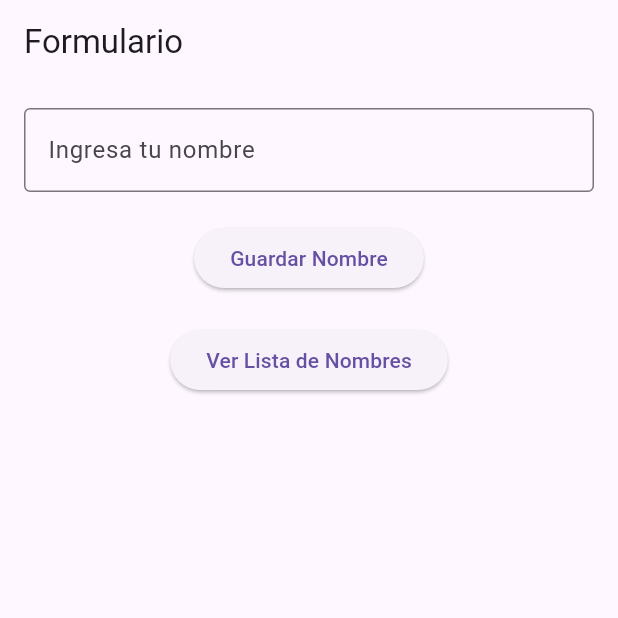
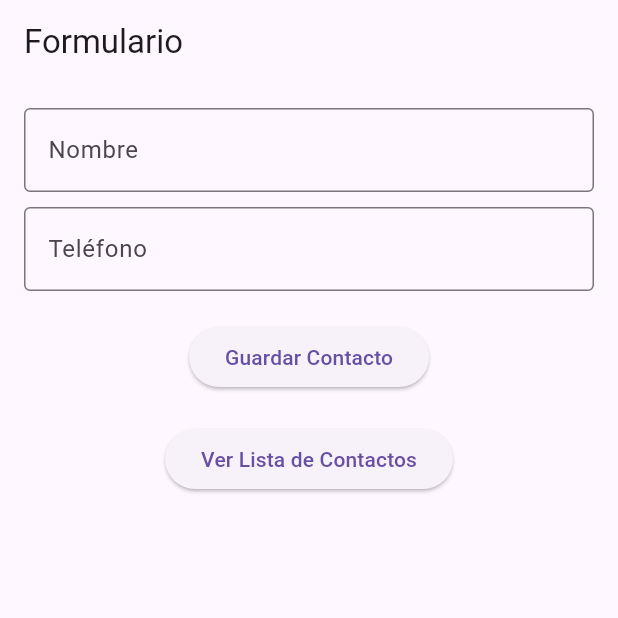
Before and after one commit to v1ct0r136/App_GestionContactos, a Flutter app: the screen it shows after launch, on a phone screen of 412 x 824 dp, the top half of it. Run offline on Flutter 3.47's test engine with Material 3 defaults, Android fonts, the phone set to English and light mode, and no system bars; our stand-ins replace share_plus, shared_preferences.

Commit message:
Agregando campo telefono, funcion filtro, exportar y eliminar.

```diff
--- a/lib/main.dart
+++ b/lib/main.dart
@@ -1,5 +1,8 @@
 import 'package:flutter/material.dart';
 import 'package:shared_preferences/shared_preferences.dart';
+import 'dart:io'; // Para guardar archivo
+import 'package:path_provider/path_provider.dart'; // Para obtener carpeta de documentos
+import 'package:share_plus/share_plus.dart'; // Para mostrar el diálogo de "Compartir"
 
 void main() {
   runApp(const MiAplicacion());
@@ -11,7 +14,7 @@ class MiAplicacion extends StatelessWidget {
   @override
   Widget build(BuildContext context) {
     return MaterialApp(
-      title: 'Aplicación de Formulario',
+      title: 'Aplicación de Contactos',
       theme: ThemeData(primarySwatch: Colors.blue),
       home: const PantallaFormulario(),
       routes: {'/lista': (context) => const PantallaLista()},
@@ -23,23 +26,23 @@ class PantallaFormulario extends StatefulWidget {
   const PantallaFormulario({super.key});
 
   @override
-  State<PantallaFormulario> createState() => _PantallaFormularioState(); // Estado privado
+  State<PantallaFormulario> createState() => _PantallaFormularioState();
 }
 
 class _PantallaFormularioState extends State<PantallaFormulario> {
-  // Privado
   final _formKey = GlobalKey<FormState>();
   final _nombreController = TextEditingController();
+  final _telefonoController = TextEditingController(); // nuevo campo
 
-  Future<void> _guardarNombre(String nombre) async {
+  Future<void> _guardarContacto(String nombre, String telefono) async {
     final prefs = await SharedPreferences.getInstance();
-    List<String> nombres = prefs.getStringList('nombres') ?? [];
-    nombres.add(nombre);
-    await prefs.setStringList('nombres', nombres);
+    List<String> contactos = prefs.getStringList('contactos') ?? [];
+    contactos.add('$nombre:$telefono'); // guardamos nombre y teléfono juntos
+    await prefs.setStringList('contactos', contactos);
     if (mounted) {
       ScaffoldMessenger.of(
         context,
-      ).showSnackBar(const SnackBar(content: Text('Nombre guardado')));
+      ).showSnackBar(const SnackBar(content: Text('Contacto guardado')));
     }
   }
 
@@ -56,32 +59,44 @@ class _PantallaFormularioState extends State<PantallaFormulario> {
               TextFormField(
                 controller: _nombreController,
                 decoration: const InputDecoration(
-                  labelText: 'Ingresa tu nombre',
+                  labelText: 'Nombre',
                   border: OutlineInputBorder(),
                 ),
-                validator: (value) {
-                  if (value == null || value.isEmpty) {
-                    return 'Por favor, ingresa un nombre';
-                  }
-                  return null;
-                },
+                validator: (value) => (value == null || value.isEmpty)
+                    ? 'Ingresa un nombre'
+                    : null,
+              ),
+              const SizedBox(height: 10),
+              TextFormField(
+                controller: _telefonoController,
+                decoration: const InputDecoration(
+                  labelText: 'Teléfono',
+                  border: OutlineInputBorder(),
+                ),
+                validator: (value) => (value == null || value.isEmpty)
+                    ? 'Ingresa un teléfono'
+                    : null,
               ),
               const SizedBox(height: 20),
               ElevatedButton(
                 onPressed: () {
                   if (_formKey.currentState!.validate()) {
-                    _guardarNombre(_nombreController.text);
+                    _guardarContacto(
+                      _nombreController.text,
+                      _telefonoController.text,
+                    );
                     _nombreController.clear();
+                    _telefonoController.clear();
                   }
                 },
-                child: const Text('Guardar Nombre'),
+                child: const Text('Guardar Contacto'),
               ),
               const SizedBox(height: 20),
               ElevatedButton(
                 onPressed: () {
                   Navigator.pushNamed(context, '/lista');
                 },
-                child: const Text('Ver Lista de Nombres'),
+                child: const Text('Ver Lista de Contactos'),
               ),
             ],
           ),
@@ -93,45 +108,127 @@ class _PantallaFormularioState extends State<PantallaFormulario> {
   @override
   void dispose() {
     _nombreController.dispose();
+    _telefonoController.dispose();
     super.dispose();
   }
 }
 
-class PantallaLista extends StatelessWidget {
+class PantallaLista extends StatefulWidget {
   const PantallaLista({super.key});
+  @override
+  State<PantallaLista> createState() => _PantallaListaState();
+}
 
-  Future<List<String>> _obtenerNombres() async {
+class _PantallaListaState extends State<PantallaLista> {
+  List<String> contactos = [];
+  List<String> contactosFiltrados = [];
+  final _busquedaController = TextEditingController();
+
+  Future<void> _cargarContactos() async {
     final prefs = await SharedPreferences.getInstance();
-    return prefs.getStringList('nombres') ?? [];
+    contactos = prefs.getStringList('contactos') ?? [];
+    contactosFiltrados = List.from(contactos);
+    setState(() {});
+  }
+
+  Future<void> _eliminarContacto(int index) async {
+    final prefs = await SharedPreferences.getInstance();
+    contactos.removeAt(index);
+    await prefs.setStringList('contactos', contactos);
+    _aplicarFiltro(_busquedaController.text);
+  }
+
+  void _aplicarFiltro(String filtro) {
+    contactosFiltrados = contactos
+        .where((c) => c.toLowerCase().contains(filtro.toLowerCase()))
+        .toList();
+    setState(() {});
+  }
+
+  Future<void> _exportarContactos() async {
+    final prefs = await SharedPreferences.getInstance();
+    List<String> contactos = prefs.getStringList('contactos') ?? [];
+
+    if (contactos.isEmpty) {
+      if (mounted) {
+        ScaffoldMessenger.of(context).showSnackBar(
+          const SnackBar(content: Text('No hay contactos para exportar')),
+        );
+      }
+      return;
+    }
+
+    // Obtener carpeta de documentos
+    final dir = await getApplicationDocumentsDirectory();
+    final file = File('${dir.path}/contactos.txt');
+
+    // Escribir los contactos en el archivo
+    await file.writeAsString(contactos.join('\n'));
+
+    // Mostrar SnackBar
+    if (mounted) {
+      ScaffoldMessenger.of(context).showSnackBar(
+        SnackBar(content: Text('Archivo guardado en ${file.path}')),
+      );
+    }
+
+    // Abrir diálogo de compartir
+    await Share.shareXFiles([XFile(file.path)], text: 'Lista de contactos');
+  }
+
+  @override
+  void initState() {
+    super.initState();
+    _cargarContactos();
+  }
+
+  @override
+  void dispose() {
+    _busquedaController.dispose();
+    super.dispose();
   }
 
   @override
   Widget build(BuildContext context) {
     return Scaffold(
-      appBar: AppBar(title: const Text('Lista de Nombres')),
-      body: FutureBuilder<List<String>>(
-        future: _obtenerNombres(),
-        builder: (context, snapshot) {
-          if (snapshot.connectionState == ConnectionState.waiting) {
-            return const Center(child: CircularProgressIndicator());
-          }
-          if (!snapshot.hasData || snapshot.data!.isEmpty) {
-            return const Center(child: Text('No hay nombres guardados'));
-          }
-          final nombres = snapshot.data!;
-          return ListView.builder(
-            itemCount: nombres.length,
-            itemBuilder: (context, index) {
-              return ListTile(title: Text(nombres[index]));
-            },
-          );
-        },
+      appBar: AppBar(title: const Text('Lista de Contactos')),
+      body: Column(
+        children: [
+          Padding(
+            padding: const EdgeInsets.all(8.0),
+            child: TextField(
+              controller: _busquedaController,
+              decoration: const InputDecoration(
+                labelText: 'Buscar',
+                border: OutlineInputBorder(),
+              ),
+              onChanged: _aplicarFiltro,
+            ),
+          ),
+          Expanded(
+            child: ListView.builder(
+              itemCount: contactosFiltrados.length,
+              itemBuilder: (context, index) {
+                final contacto = contactosFiltrados[index];
+                final partes = contacto.split(':');
+                final nombre = partes[0];
+                final telefono = partes.length > 1 ? partes[1] : '';
+                return ListTile(
+                  title: Text('$nombre: $telefono'),
+                  trailing: IconButton(
+                    icon: const Icon(Icons.delete, color: Colors.red),
+                    onPressed: () =>
+                        _eliminarContacto(contactos.indexOf(contacto)),
+                  ),
+                );
+              },
+            ),
+          ),
+        ],
       ),
       floatingActionButton: FloatingActionButton(
-        onPressed: () {
-          Navigator.pop(context);
-        },
-        child: const Icon(Icons.arrow_back),
+        onPressed: _exportarContactos,
+        child: const Icon(Icons.save),
       ),
     );
   }
--- a/pubspec.yaml
+++ b/pubspec.yaml
@@ -30,6 +30,8 @@ environment:
 dependencies:
   flutter:
     sdk: flutter
+  path_provider: ^2.0.14
+  share_plus: ^12.0.0
 
   # The following adds the Cupertino Icons font to your application.
   # Use with the CupertinoIcons class for iOS style icons.
```
Also changed, not shown: pubspec.lock, 5 other files.
